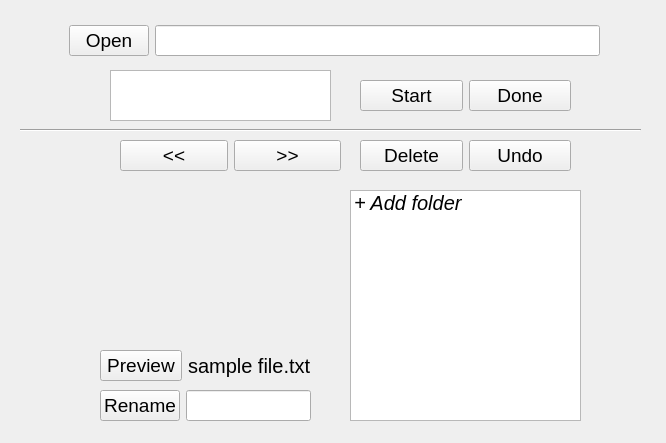
First picture: the form in file_organizer/ui/window.ui, repository ShiqiangXia/FileOrganizerApp, before the edit.
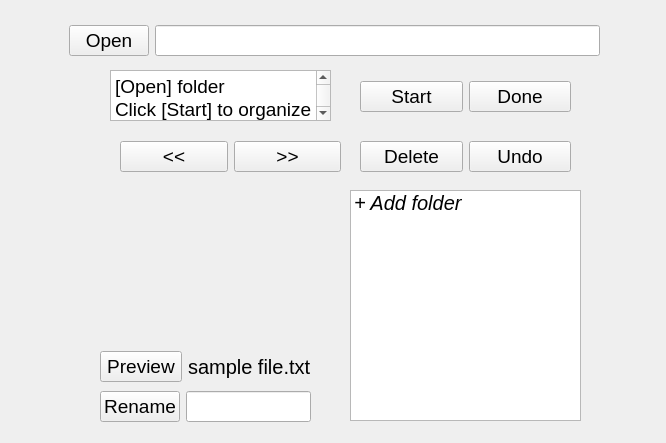
Second picture: the form after the edit. Icons and pictures are not drawn.

The edit to the form file:
```diff
--- a/file_organizer/ui/window.ui
+++ b/file_organizer/ui/window.ui
@@ -66,6 +66,10 @@
    <property name="readOnly">
     <bool>true</bool>
    </property>
+   <property name="plainText">
+    <string>[Open] folder
+Click [Start] to organize files</string>
+   </property>
   </widget>
   <widget class="QWidget" name="layoutWidget">
    <property name="geometry">
@@ -102,7 +106,7 @@
      <x>100</x>
      <y>390</y>
      <width>211</width>
-     <height>31</height>
+     <height>33</height>
     </rect>
    </property>
    <layout class="QHBoxLayout" name="horizontalLayout_4">
@@ -122,19 +126,6 @@
     </item>
    </layout>
   </widget>
-  <widget class="Line" name="line">
-   <property name="geometry">
-    <rect>
-     <x>20</x>
-     <y>120</y>
-     <width>621</width>
-     <height>20</height>
-    </rect>
-   </property>
-   <property name="orientation">
-    <enum>Qt::Horizontal</enum>
-   </property>
-  </widget>
   <widget class="QLabel" name="picView">
    <property name="geometry">
     <rect>
@@ -160,7 +151,7 @@
      <x>360</x>
      <y>140</y>
      <width>211</width>
-     <height>31</height>
+     <height>33</height>
     </rect>
    </property>
    <layout class="QHBoxLayout" name="horizontalLayout_2">
@@ -186,7 +177,7 @@
      <x>120</x>
      <y>140</y>
      <width>221</width>
-     <height>31</height>
+     <height>33</height>
     </rect>
    </property>
    <layout class="QHBoxLayout" name="horizontalLayout_5">
@@ -212,7 +203,7 @@
      <x>360</x>
      <y>80</y>
      <width>211</width>
-     <height>31</height>
+     <height>33</height>
     </rect>
    </property>
    <layout class="QHBoxLayout" name="horizontalLayout">
@@ -232,13 +223,13 @@
     </item>
    </layout>
   </widget>
-  <widget class="QWidget" name="">
+  <widget class="QWidget" name="layoutWidget">
    <property name="geometry">
     <rect>
      <x>100</x>
      <y>350</y>
      <width>211</width>
-     <height>31</height>
+     <height>33</height>
     </rect>
    </property>
    <layout class="QHBoxLayout" name="horizontalLayout_6">
```
